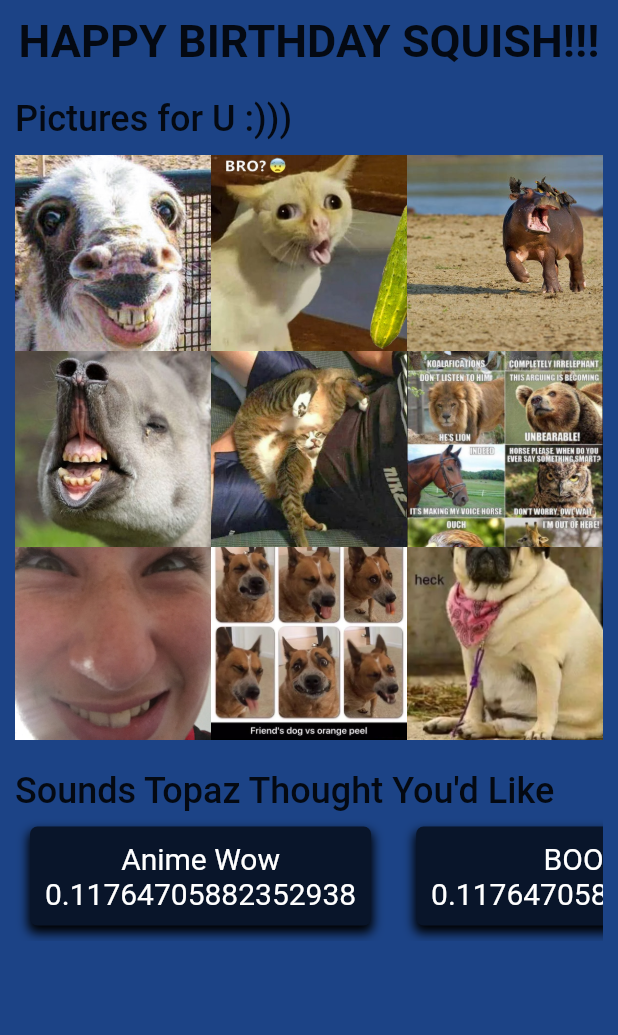
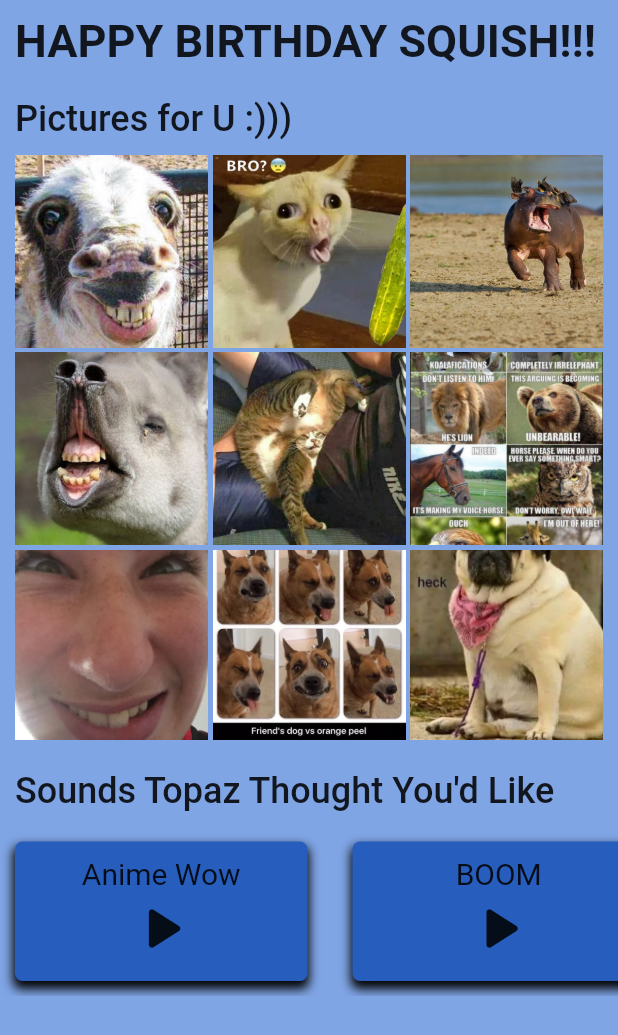
Before and after one commit to benweschler/JoshBirthday, a Flutter app: the screen it shows after launch, on a phone screen of 412 x 824 dp. Shown: the top 1035 px of the screen. Run offline on Flutter 3.47's test engine with Material 2 defaults, Android fonts, the phone set to English and light mode, and no system bars; our stand-ins replace audioplayers.

Commit message:
Added sound functionality.
First iteration of completed app.

```diff
--- a/lib/home/home.dart
+++ b/lib/home/home.dart
@@ -1,7 +1,5 @@
-import 'dart:ui';
-
-import 'package:floof/home/picture_row.dart';
-import 'package:floof/home/sound_row.dart';
+import 'package:floof/home/picture_row/picture_row.dart';
+import 'package:floof/home/sound_row/sound_row.dart';
 import 'package:flutter/material.dart';
 
 import '../style.dart';
@@ -13,11 +11,10 @@ class Home extends StatelessWidget {
   Widget build(BuildContext context) {
     return Scaffold(
       body: SafeArea(
-        child: Padding(
-          padding: EdgeInsets.all(Insets.offset),
         child: ListView(
           scrollDirection: Axis.vertical,
           children: [
+            padComponent([
               Text(
                 "HAPPY BIRTHDAY SQUISH!!!",
                 style: TextStyles.title,
@@ -28,7 +25,7 @@ class Home extends StatelessWidget {
                 "Pictures for U :)))",
                 style: TextStyles.subtitle,
               ),
-              Container(
+              SizedBox(
                 height: 400,
                 child: Padding(
                   padding: EdgeInsets.only(top: Insets.med),
@@ -40,10 +37,20 @@ class Home extends StatelessWidget {
                 "Sounds Topaz Thought You'd Like",
                 style: TextStyles.subtitle,
               ),
+            ]),
             SoundRow(),
           ],
         ),
       ),
+    );
+  }
+
+  Widget padComponent(List<Widget> widgets) {
+    return Padding(
+      padding: EdgeInsets.all(Insets.offset),
+      child: Column(
+        crossAxisAlignment: CrossAxisAlignment.start,
+        children: widgets,
       ),
     );
   }
--- a/lib/home/picture_row.dart
+++ b/lib/home/picture_row/picture_row.dart
@@ -1,5 +1,5 @@
 import 'package:flutter/material.dart';
-import 'package:floof/home/picture.dart';
+import 'package:floof/home/picture_row/picture.dart';
 
 class PictureRow extends StatelessWidget {
   final List<String> pictures = [
@@ -12,8 +12,8 @@ class PictureRow extends StatelessWidget {
   Widget build(BuildContext context) {
     return GridView.builder(
       gridDelegate: const SliverGridDelegateWithFixedCrossAxisCount(
-        crossAxisSpacing: 0,
-        mainAxisSpacing: 0,
+        crossAxisSpacing: 3,
+        mainAxisSpacing: 3,
         crossAxisCount: 3,
       ),
       shrinkWrap: true,
--- a/lib/home/sound_row.dart
+++ /dev/null
@@ -1,96 +0,0 @@
-import 'package:flutter/material.dart';
-import 'package:floof/style.dart';
-
-class SoundRow extends StatelessWidget {
-  final List<Sound> sounds = [
-    Sound('assets/sounds/anime-wow.mp3', 'Anime Wow'),
-    Sound('assets/sounds/boom.mp3', 'BOOM'),
-    Sound('assets/sounds/crickets.mp3', 'Crickets'),
-    Sound('assets/sounds/disgusteng.mp3', 'DISGUSTENG'),
-    Sound('assets/sounds/emotional-damage.mp3', 'Emotional Damage'),
-    Sound('assets/sounds/epic-sax.mp3', 'Saxxy'),
-    Sound('assets/sounds/fart-with-reverb.mp3', 'Fart of the Gods'),
-    Sound('assets/sounds/hello-there.mp3', 'Hello There :)'),
-    Sound('assets/sounds/oh-no.mp3', 'Oh No'),
-    Sound('what-are-you-doing-in-my-swamp-.mp3', 'Go Away >:('),
-  ];
-
-  SoundRow({Key? key}) : super(key: key);
-
-  @override
-  Widget build(BuildContext context) {
-    return SingleChildScrollView(
-      scrollDirection: Axis.horizontal,
-      child: Row(
-        children: sounds
-            .expand((sound) => [
-                  Padding(
-                    padding: EdgeInsets.all(Insets.med),
-                    child: SoundTile(sound: sound),
-                  ),
-                  SizedBox(width: 10)
-                ])
-            .toList(),
-      ),
-    );
-  }
-}
-
-class SoundTile extends StatefulWidget {
-  final Sound sound;
-
-  const SoundTile({
-    Key? key,
-    required this.sound,
-  }) : super(key: key);
-
-  @override
-  _SoundTileState createState() => _SoundTileState();
-}
-
-class _SoundTileState extends State<SoundTile> {
-  bool isPlaying = false;
-
-  @override
-  Widget build(BuildContext context) {
-    HSLColor hsl =
-        HSLColor.fromColor(Theme.of(context).scaffoldBackgroundColor);
-    Color cardColor =
-        hsl.withLightness((hsl.lightness - 0.25).clamp(0.1, 1.0)).toColor();
-    Color textColor = HSLColor.fromColor(cardColor).lightness > 0.4
-        ? Colors.black
-        : Colors.white;
-
-    return Container(
-      padding: EdgeInsets.all(Insets.med),
-      decoration: BoxDecoration(
-        color: cardColor,
-        borderRadius: BorderRadius.circular(5),
-        boxShadow: [
-          BoxShadow(
-            color: Colors.black,
-            offset: Offset(0, 4),
-            spreadRadius: 1,
-            blurRadius: 5,
-          ),
-        ],
-      ),
-      child: Column(
-        children: [
-          Text(widget.sound.name,
-              style: TextStyles.h1.copyWith(color: textColor)),
-          Text(
-              "${hsl.withLightness((hsl.lightness - 0.2).clamp(0.0, 1.0)).lightness}",
-              style: TextStyles.h1.copyWith(color: textColor)),
-        ],
-      ),
-    );
-  }
-}
-
-class Sound {
-  final String path;
-  final String name;
-
-  Sound(this.path, this.name);
-}
--- /dev/null
+++ b/lib/home/sound_row/sound.dart
@@ -0,0 +1,6 @@
+class Sound {
+  final String localPath;
+  final String name;
+
+  const Sound(this.localPath, this.name);
+}
--- /dev/null
+++ b/lib/home/sound_row/sound_row.dart
@@ -0,0 +1,78 @@
+import 'package:audioplayers/audioplayers.dart';
+import 'package:floof/home/sound_row/sound.dart';
+import 'package:floof/home/sound_row/sound_tile.dart';
+import 'package:flutter/material.dart';
+import 'package:floof/style.dart';
+
+class SoundRow extends StatefulWidget {
+  final List<Sound> sounds = const [
+    Sound('sounds/anime-wow.mp3', 'Anime Wow'),
+    Sound('sounds/boom.mp3', 'BOOM'),
+    Sound('sounds/crickets.mp3', 'Crickets'),
+    Sound('sounds/disgusteng.mp3', 'DISGUSTENG'),
+    Sound('sounds/emotional-damage.mp3', 'Emotional Damage'),
+    Sound('sounds/epic-sax.mp3', 'Saxxy'),
+    Sound('sounds/fart-with-reverb.mp3', 'Fart of the Gods'),
+    Sound('sounds/hello-there.mp3', 'Hello There :)'),
+    Sound('sounds/oh-no.mp3', 'Oh No'),
+    Sound('sounds/what-are-you-doing-in-my-swamp.mp3', 'Go Away >:('),
+  ];
+
+  const SoundRow({Key? key}) : super(key: key);
+
+  @override
+  State<SoundRow> createState() => _SoundRowState();
+}
+
+class _SoundRowState extends State<SoundRow> {
+  final AudioCache player = AudioCache(fixedPlayer: AudioPlayer());
+  Sound? currentlyPlaying;
+
+  @override
+  void initState() {
+    player.loadAll(widget.sounds.map((e) => e.localPath).toList());
+    super.initState();
+  }
+
+  @override
+  void dispose() {
+    player.fixedPlayer!.dispose();
+    super.dispose();
+  }
+
+  @override
+  Widget build(BuildContext context) {
+    player.fixedPlayer!.onPlayerCompletion.listen((event) {
+      setState(() {
+        currentlyPlaying = null;
+      });
+    });
+    return SingleChildScrollView(
+      scrollDirection: Axis.horizontal,
+      child: Row(
+        children: widget.sounds
+            .expand((sound) => [
+                  Padding(
+                    padding: EdgeInsets.all(Insets.med),
+                    child: SoundTile(
+                      sound: sound,
+                      currentlyPlaying: currentlyPlaying,
+                      onTap: () {
+                        if (currentlyPlaying != sound) {
+                          setState(() {
+                            currentlyPlaying = sound;
+                            player.play(sound.localPath);
+                          });
+                        } else {
+                          player.fixedPlayer!.stop();
+                        }
+                      },
+                    ),
+                  ),
+                  SizedBox(width: Insets.med)
+                ])
+            .toList(),
+      ),
+    );
+  }
+}
--- /dev/null
+++ b/lib/home/sound_row/sound_tile.dart
@@ -0,0 +1,55 @@
+import 'package:floof/home/sound_row/sound.dart';
+import 'package:flutter/material.dart';
+
+import '../../style.dart';
+import '../../utils/color_utils.dart';
+
+class SoundTile extends StatelessWidget {
+  final Sound sound;
+  final Sound? currentlyPlaying;
+  final GestureTapCallback onTap;
+
+  const SoundTile({
+    Key? key,
+    required this.sound,
+    required this.currentlyPlaying,
+    required this.onTap,
+  }) : super(key: key);
+
+  @override
+  Widget build(BuildContext context) {
+    Color cardColor =
+        changeColorLightness(Theme.of(context).scaffoldBackgroundColor, -0.25);
+
+    return Container(
+      width: 195,
+      padding: EdgeInsets.all(Insets.med),
+      decoration: BoxDecoration(
+        color: cardColor,
+        borderRadius: BorderRadius.circular(5),
+        boxShadow: const [
+          BoxShadow(
+            color: Colors.black,
+            offset: Offset(0, 4),
+            spreadRadius: 1,
+            blurRadius: 5,
+          ),
+        ],
+      ),
+      child: Column(
+        children: [
+          Text(sound.name, style: TextStyles.h1),
+          GestureDetector(
+            child: Icon(
+              currentlyPlaying == sound
+                  ? Icons.pause_rounded
+                  : Icons.play_arrow_rounded,
+              size: 50,
+            ),
+            onTap: onTap,
+          ),
+        ],
+      ),
+    );
+  }
+}
--- a/lib/utils/color_utils.dart
+++ b/lib/utils/color_utils.dart
@@ -4,5 +4,14 @@ import 'package:flutter/material.dart';
 Color get randomColor {
   HSLColor hsl =
       HSLColor.fromColor(Color((Random().nextDouble() * 0xFFFFFF).toInt()));
-  return hsl.withLightness(max(hsl.lightness, 0.3)).toColor().withOpacity(1.0);
+  return hsl.withLightness(max(hsl.lightness, 0.70)).toColor().withOpacity(1.0);
 }
+
+Color changeColorLightness(Color color, double amount) {
+  HSLColor hsl = HSLColor.fromColor(color);
+  return hsl.withLightness((hsl.lightness + amount).clamp(0.0, 1.0)).toColor();
+}
+
+double getLightness(Color color) {
+  return HSLColor.fromColor(color).lightness;
+}
```
Also changed, not shown: pubspec.yaml (+4 -39 lines), lib/home/picture_row/picture.dart (renamed from lib/home/picture.dart), pubspec.lock, 2 other files. Lines whose indentation alone changed are shown as unchanged.
